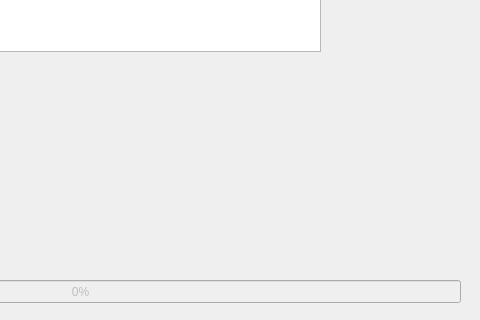
Old version of the form form.ui in the repository LinkDarkshire/AnimeWatcherQT; both pictures show x 320 to 800 and y 280 to 600 of the 800 by 600 pixel window.
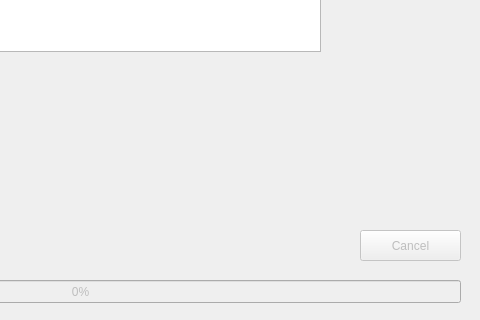
New version of the form.

Commit message: Add Project targets doc, add cancel button, changed database

The edit to the form file:
```diff
--- a/form.ui
+++ b/form.ui
@@ -181,6 +181,22 @@
     <string>Clean up</string>
    </property>
   </widget>
+  <widget class="QPushButton" name="bCancel">
+   <property name="enabled">
+    <bool>false</bool>
+   </property>
+   <property name="geometry">
+    <rect>
+     <x>680</x>
+     <y>510</y>
+     <width>101</width>
+     <height>31</height>
+    </rect>
+   </property>
+   <property name="text">
+    <string>Cancel</string>
+   </property>
+  </widget>
  </widget>
  <resources/>
  <connections/>
```
The commit also changes 5 other files.
